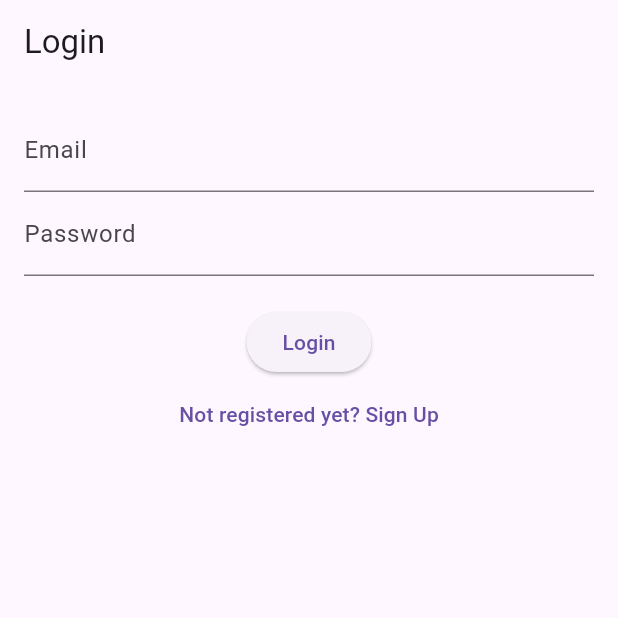
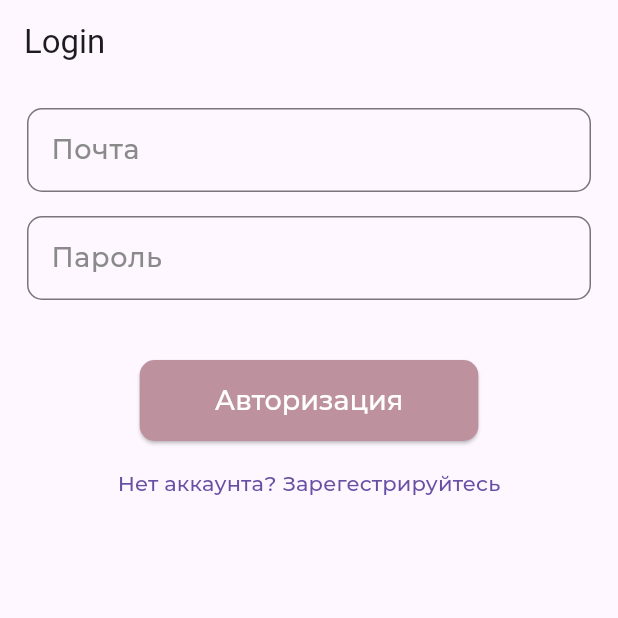
Before and after one commit to abcdefg-min/NutriMAMA, a Flutter app: the screen it shows after launch, on a phone screen of 412 x 824 dp, the top half of it. Run offline on Flutter 3.47's test engine with Material 3 defaults, Android fonts, the phone set to English and light mode, and no system bars; our stand-ins replace firebase_auth, firebase_core, loading_animation_widget; accounts and stored records are empty; generated files the repository leaves out were written again; project files that could hold a hidden picture were left out.

Commit message:
добавление выхода из аккаунта и изменение входа и регистрации (дизайн)

```diff
--- a/lib/AuthScreen.dart
+++ b/lib/AuthScreen.dart
@@ -1,9 +1,5 @@
 import 'package:flutter/material.dart';
-import 'package:flutter_nutrimama/nutriMAMAScreen.dart';
-import 'splash.dart';
-import 'package:firebase_core/firebase_core.dart';
 import 'package:firebase_auth/firebase_auth.dart';
-import 'firebase_options.dart';
 
 class AuthScreen extends StatefulWidget {
   const AuthScreen({Key? key}) : super(key: key);
@@ -42,42 +38,71 @@ class _AuthScreenState extends State<AuthScreen> {
       } else if (e.code == 'email-already-in-use') {
         message = 'An account already exists for that email.';
       }
-      ScaffoldMessenger.of(context).showSnackBar(
-        SnackBar(content: Text(message)),
-      );
+      ScaffoldMessenger.of(
+        context,
+      ).showSnackBar(SnackBar(content: Text(message)));
     }
   }
 
   @override
   Widget build(BuildContext context) {
     return Scaffold(
-      appBar: AppBar(
-        title: Text(_isLogin ? 'Login' : 'Sign Up'),
-      ),
-      body: Padding(
+      appBar: AppBar(title: Text(_isLogin ? 'Login' : 'Sign Up')),
+      body: Container(
         padding: const EdgeInsets.all(16.0),
         child: Form(
           key: _formKey,
           child: Column(
             children: [
+              Padding(
+                padding: EdgeInsetsGeometry.symmetric(horizontal: 2),
+                child: Column(
+                  mainAxisSize: MainAxisSize.min,
+                  crossAxisAlignment: CrossAxisAlignment.start,
+                  children: [
                     TextFormField(
                       controller: _emailController,
-                decoration: const InputDecoration(labelText: 'Email'),
+                      decoration: const InputDecoration(
+                        labelText: 'Почта',
+                        labelStyle: TextStyle(
+                          fontFamily: 'Montserrat',
+                          fontWeight: FontWeight.w500,
+                          color: Color.fromARGB(255, 138, 138, 138),
+                          fontSize: 18,
+                        ),
+                        fillColor: Color.fromARGB(255, 235, 235, 235),
+                        border: OutlineInputBorder(
+                          borderRadius: BorderRadius.all(Radius.circular(10)),
+                        ),
+                      ),
                       keyboardType: TextInputType.emailAddress,
                       validator: (value) {
                         if (value == null || value.isEmpty) {
-                    return 'Please enter your email';
+                          return 'Пожалуйста введите почту';
                         }
                         return null;
                       },
                     ),
+                    const SizedBox(height: 16),
                     TextFormField(
                       controller: _passwordController,
-                decoration: const InputDecoration(labelText: 'Password'),
+                      decoration: const InputDecoration(
+                        labelText: 'Пароль',
+                        labelStyle: TextStyle(
+                          fontFamily: 'Montserrat',
+                          fontWeight: FontWeight.w500,
+                          color: Color.fromARGB(255, 138, 138, 138),
+                          fontSize: 18,
+                        ),
+                        fillColor: Color.fromARGB(255, 235, 235, 235),
+                        border: OutlineInputBorder(
+                          borderRadius: BorderRadius.all(Radius.circular(10)),
+                        ),
+                      ),
                       obscureText: true,
                       validator: (value) {
                         if (value == null || value.isEmpty) {
-                    return 'Please enter your password';
+                          return 'Пожалуйста введите пароль';
                         }
                         if (value.length < 6) {
                           return 'Password must be at least 6 characters';
@@ -85,20 +110,51 @@ class _AuthScreenState extends State<AuthScreen> {
                         return null;
                       },
                     ),
-              const SizedBox(height: 20),
+                  ],
+                ),
+              ),
+
+              const SizedBox(height: 40),
               ElevatedButton(
                 onPressed: _submit,
-                child: Text(_isLogin ? 'Login' : 'Sign Up'),
+                child: Text(_isLogin ? 'Авторизация' : 'Регистрация'),
+                style: ElevatedButton.styleFrom(
+                  textStyle: TextStyle(
+                    fontSize: 18,
+                    fontFamily: 'Montserrat',
+                    fontWeight: FontWeight.w500,
                   ),
+                  backgroundColor: const Color.fromARGB(255, 189, 145, 157),
+                  foregroundColor: const Color.fromARGB(255, 255, 255, 255),
+                  padding: const EdgeInsets.symmetric(
+                    vertical: 16,
+                    horizontal: 50,
+                  ),
+                  //elevation: 5,
+                  minimumSize: Size(100, 10),
+                  shape: RoundedRectangleBorder(
+                    borderRadius: BorderRadius.circular(10),
+                  ),
+                ),
+              ),
+              Padding(padding: EdgeInsetsGeometry.all(2)),
               TextButton(
                 onPressed: () {
                   setState(() {
                     _isLogin = !_isLogin;
                   });
                 },
-                child: Text(_isLogin
-                    ? 'Not registered yet? Sign Up'
-                    : 'Already registered? Login'),
+                child: Text(
+                  _isLogin
+                      ? 'Нет аккаунта? Зарегестрируйтесь'
+                      : 'Есть аккаунт? Войти',
+                  style: TextStyle(
+                    fontSize: 14,
+                    fontFamily: 'Montserrat',
+                    fontWeight: FontWeight.w500,
+
+                  ),
+                ),
               ),
             ],
           ),
--- a/pubspec.yaml
+++ b/pubspec.yaml
@@ -45,3 +45,4 @@ flutter:
   assets:
       - assets/images/nutriMAMA.png
       - assets/images/nutri_Logo.png
+      - assets/images/exit.png
```
Also changed, not shown: lib/nutriMAMAScreen.dart (+33 -6 lines), lib/tableScreen.dart (+8 -3 lines), assets/images/exit.png (added), lib/main.dart (line endings or trailing spaces). Lines whose indentation alone changed are shown as unchanged.
